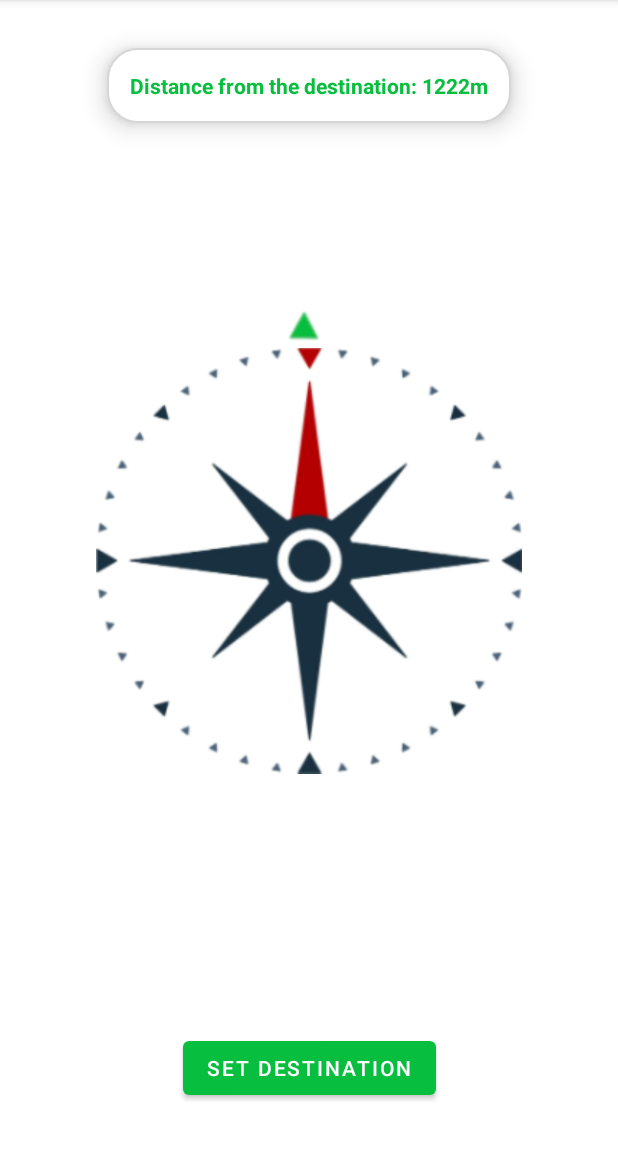
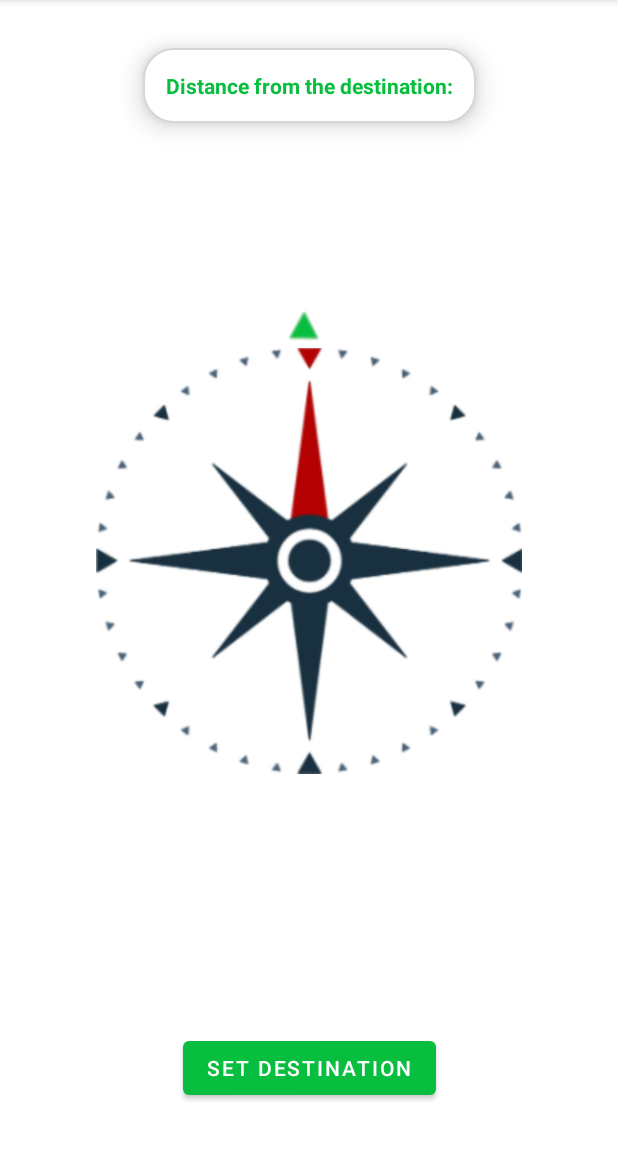
Before and after one commit to MarcinGruchala/compass, an Android app: the screen it shows after launch (MainActivity), on a phone screen of 412 x 824 dp, the part 84-1236 px from its top. Run offline under Robolectric (Android 15) with nearby library versions, the phone set to English and light mode, and no system bars; our stand-ins replace Dagger/Hilt's generated code; 2 statements that could not run were skipped.

Commit message:
MainActivity layout update

```diff
--- a/app/src/main/res/layout/activity_main.xml
+++ b/app/src/main/res/layout/activity_main.xml
@@ -24,7 +24,7 @@
         android:background="@drawable/rounded_frame"
         android:elevation="10dp"
         android:padding="15dp"
-        android:text="Distance from the destination: 1222m"
+        android:text="@string/distance_from_the_destination_empty"
         android:textColor="@color/main_green"
         android:textStyle="bold"
         app:drawableTintMode="add"
--- a/app/src/main/res/values/strings.xml
+++ b/app/src/main/res/values/strings.xml
@@ -7,4 +7,5 @@
     <string name="enter_latHint">Enter Lat</string>
     <string name="enter_lonHint">Enter Lon</string>
     <string name="distance_from_the_destination">Distance from the destination: %1$dm</string>
+    <string name="distance_from_the_destination_empty">Distance from the destination:</string>
 </resources>
```
